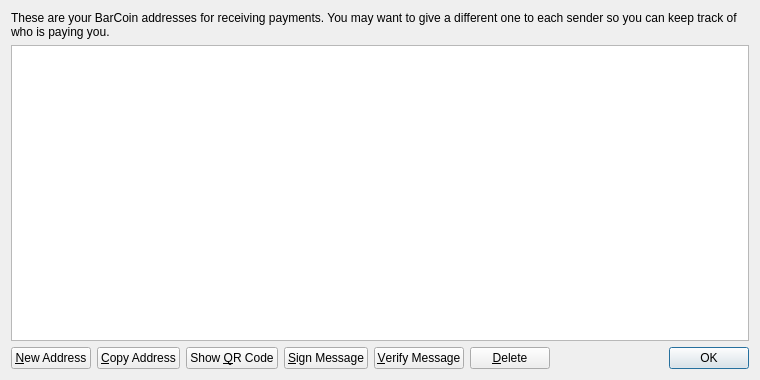
ArekiboCoin/arekibocoin, file src/qt/forms/addressbookpage.ui: the form before one commit.
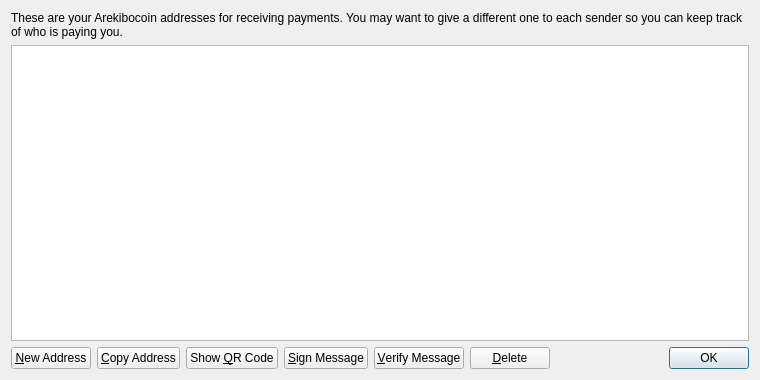
The form after the commit. Icons and pictures are not drawn.

What changed in the file:
```diff
--- a/src/qt/forms/addressbookpage.ui
+++ b/src/qt/forms/addressbookpage.ui
@@ -17,7 +17,7 @@
    <item>
     <widget class="QLabel" name="labelExplanation">
      <property name="text">
-      <string>These are your BarCoin addresses for receiving payments. You may want to give a different one to each sender so you can keep track of who is paying you.</string>
+      <string>These are your Arekibocoin addresses for receiving payments. You may want to give a different one to each sender so you can keep track of who is paying you.</string>
      </property>
      <property name="textFormat">
       <enum>Qt::PlainText</enum>
```
